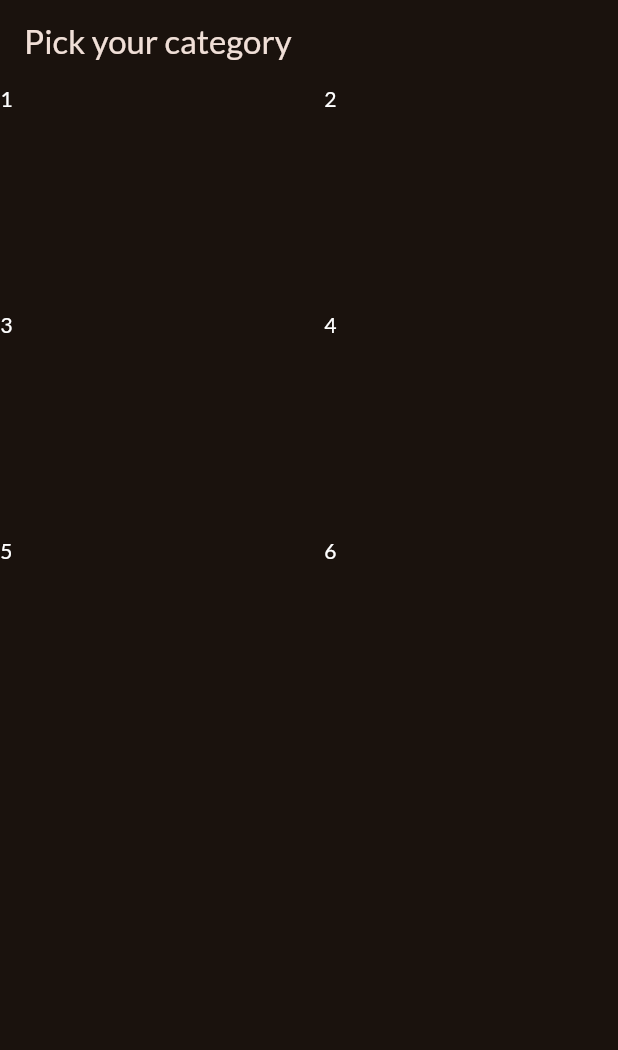
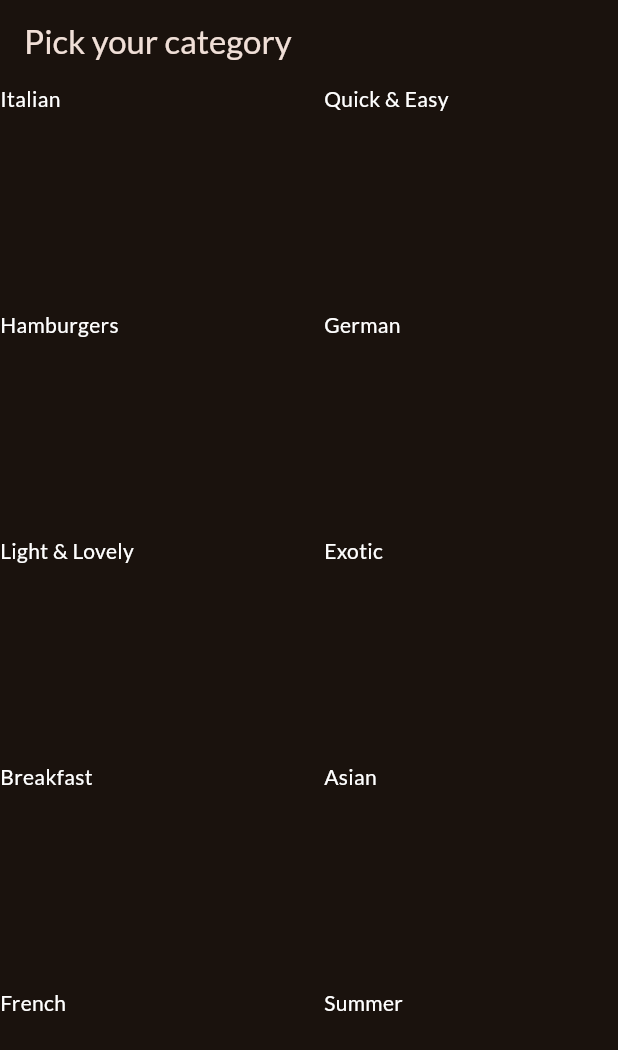
Before and after one commit to Owoeye1321/meals-app, a Flutter app: the screen it shows after launch, on a phone screen of 412 x 824 dp. Shown: the top 1050 px of the screen. Run offline on Flutter 3.47's test engine with Material 2 defaults, Android fonts, the phone set to English and light mode, and no system bars; our stand-ins replace google_fonts.

Commit message:
elementary rending loop

```diff
--- a/lib/categories.dart
+++ b/lib/categories.dart
@@ -1,8 +1,10 @@
 import 'package:flutter/material.dart';
-import 'package:flutter/widgets.dart';
+import 'package:meals/data/dummy_data.dart';
+import 'package:meals/model/category.dart';
 
 class CategoriesScreen extends StatelessWidget {
   const CategoriesScreen({super.key});
+  final List<Category> categories = availableCategories;
 
   @override
   Widget build(context) {
@@ -18,22 +20,14 @@ class CategoriesScreen extends StatelessWidget {
           crossAxisSpacing: 20,
           mainAxisSpacing: 20,
         ),
-        children: const [
-          Text(
-            '1',
-            style: TextStyle(
-              color: Colors.white,
-            ),
-          ),
-          Text(
-            '2',
-            style: TextStyle(color: Colors.white),
-          ),
-          Text('3', style: TextStyle(color: Colors.white)),
-          Text('4', style: TextStyle(color: Colors.white)),
-          Text('5', style: TextStyle(color: Colors.white)),
-          Text('6', style: TextStyle(color: Colors.white))
-        ],
+        children: categories
+            .map(
+              (category) => Text(
+                category.title,
+                style: TextStyle(color: Colors.white),
+              ),
+            )
+            .toList(),
       ),
     );
   }
--- /dev/null
+++ b/lib/data/dummy_data.dart
@@ -0,0 +1,56 @@
+import 'package:flutter/material.dart';
+
+import 'package:meals/model/category.dart';
+
+const availableCategories = [
+  Category(
+    id: 'c1',
+    title: 'Italian',
+    color: Colors.purple,
+  ),
+  Category(
+    id: 'c2',
+    title: 'Quick & Easy',
+    color: Colors.red,
+  ),
+  Category(
+    id: 'c3',
+    title: 'Hamburgers',
+    color: Colors.orange,
+  ),
+  Category(
+    id: 'c4',
+    title: 'German',
+    color: Colors.amber,
+  ),
+  Category(
+    id: 'c5',
+    title: 'Light & Lovely',
+    color: Colors.blue,
+  ),
+  Category(
+    id: 'c6',
+    title: 'Exotic',
+    color: Colors.green,
+  ),
+  Category(
+    id: 'c7',
+    title: 'Breakfast',
+    color: Colors.lightBlue,
+  ),
+  Category(
+    id: 'c8',
+    title: 'Asian',
+    color: Colors.lightGreen,
+  ),
+  Category(
+    id: 'c9',
+    title: 'French',
+    color: Colors.pink,
+  ),
+  Category(
+    id: 'c10',
+    title: 'Summer',
+    color: Colors.teal,
+  ),
+];
--- /dev/null
+++ b/lib/model/category.dart
@@ -0,0 +1,11 @@
+import 'dart:ui';
+
+import 'package:flutter/material.dart';
+
+class Category {
+  const Category(
+      {required this.id, required this.title, this.color = Colors.orange});
+  final String id;
+  final String title;
+  final Color color;
+}
```
